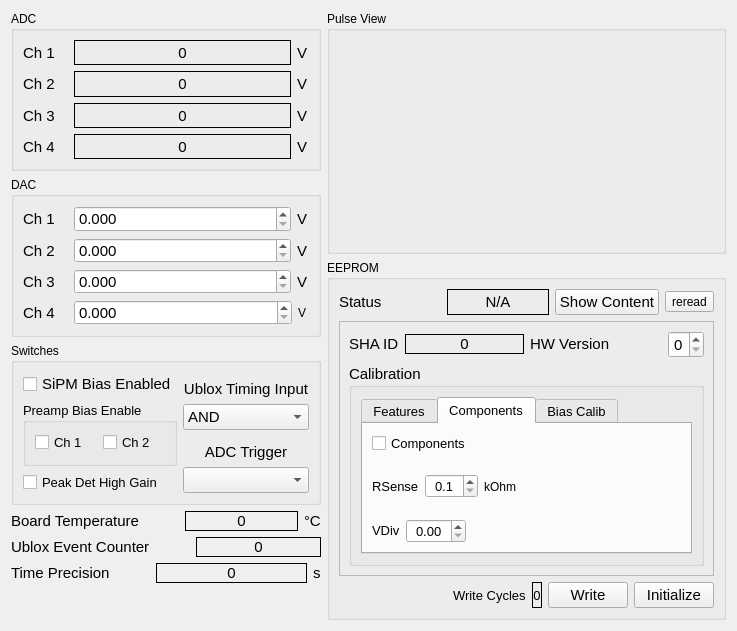
This is muondetector-gui/src/main/parametermonitorform.ui in MuonPi/muondetector as Qt 5 draws it before an edit. The edited form follows.
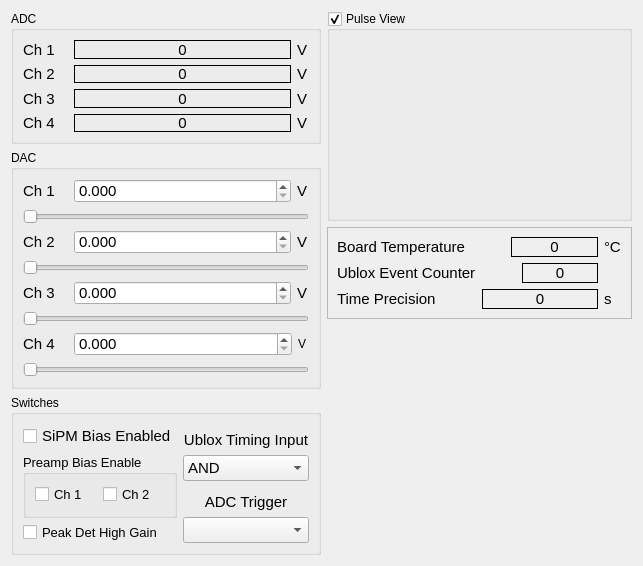
This is the edited form. The open tabs and pages were chosen to show the change. Custom widgets are drawn as their Qt base class.

Commit message: - some restructuring of gui tab appearance, still not finalized. some gui elements not functional. calib tab still extremely messy. work in progress - changed binning of some histos, e.g. pulse height hist from 200 to 500

```diff
--- a/muondetector-gui/src/main/parametermonitorform.ui
+++ b/muondetector-gui/src/main/parametermonitorform.ui
@@ -6,8 +6,8 @@
    <rect>
     <x>0</x>
     <y>0</y>
-    <width>737</width>
-    <height>631</height>
+    <width>643</width>
+    <height>566</height>
    </rect>
   </property>
   <property name="sizePolicy">
@@ -16,6 +16,12 @@
     <verstretch>0</verstretch>
    </sizepolicy>
   </property>
+  <property name="maximumSize">
+   <size>
+    <width>16777215</width>
+    <height>700</height>
+   </size>
+  </property>
   <property name="windowTitle">
    <string>Form</string>
   </property>
@@ -31,13 +37,13 @@
      <property name="minimumSize">
       <size>
        <width>0</width>
-       <height>160</height>
+       <height>120</height>
       </size>
      </property>
      <property name="maximumSize">
       <size>
        <width>16777215</width>
-       <height>16777215</height>
+       <height>160</height>
       </size>
      </property>
      <property name="title">
@@ -338,6 +344,9 @@
      <property name="title">
       <string>Pulse View</string>
      </property>
+     <property name="checkable">
+      <bool>true</bool>
+     </property>
      <layout class="QGridLayout" name="gridLayout_5">
       <item row="0" column="0">
        <widget class="CustomPlot" name="adcTracePlot" native="true"/>
@@ -345,27 +354,27 @@
      </layout>
     </widget>
    </item>
-   <item row="1" column="0" rowspan="2">
+   <item row="1" column="0" rowspan="3">
     <widget class="QGroupBox" name="groupBox_2">
      <property name="minimumSize">
       <size>
        <width>0</width>
-       <height>160</height>
+       <height>120</height>
       </size>
      </property>
      <property name="maximumSize">
       <size>
        <width>16777215</width>
-       <height>16777215</height>
+       <height>250</height>
       </size>
      </property>
      <property name="title">
       <string>DAC</string>
      </property>
-     <layout class="QGridLayout" name="gridLayout_2">
+     <layout class="QGridLayout" name="gridLayout_10">
       <item row="0" column="0">
-       <layout class="QHBoxLayout" name="horizontalLayout_5">
-        <item>
+       <layout class="QGridLayout" name="gridLayout_2">
+        <item row="0" column="0">
          <widget class="QLabel" name="label_9">
           <property name="minimumSize">
            <size>
@@ -389,7 +398,38 @@
           </property>
          </widget>
         </item>
-        <item>
+        <item row="1" column="0" colspan="3">
+         <widget class="QSlider" name="dacSlider1">
+          <property name="maximum">
+           <number>3300</number>
+          </property>
+          <property name="singleStep">
+           <number>5</number>
+          </property>
+          <property name="orientation">
+           <enum>Qt::Horizontal</enum>
+          </property>
+         </widget>
+        </item>
+        <item row="0" column="2">
+         <widget class="QLabel" name="label_10">
+          <property name="maximumSize">
+           <size>
+            <width>12</width>
+            <height>16777215</height>
+           </size>
+          </property>
+          <property name="font">
+           <font>
+            <pointsize>11</pointsize>
+           </font>
+          </property>
+          <property name="text">
+           <string>V</string>
+          </property>
+         </widget>
+        </item>
+        <item row="0" column="1">
          <widget class="QDoubleSpinBox" name="dacSpinBox1">
           <property name="font">
            <font>
@@ -413,71 +453,11 @@
           </property>
          </widget>
         </item>
-        <item>
-         <widget class="QLabel" name="label_10">
-          <property name="maximumSize">
-           <size>
-            <width>12</width>
-            <height>16777215</height>
-           </size>
-          </property>
-          <property name="font">
-           <font>
-            <pointsize>11</pointsize>
-           </font>
-          </property>
-          <property name="text">
-           <string>V</string>
-          </property>
-         </widget>
-        </item>
        </layout>
       </item>
       <item row="1" column="0">
-       <layout class="QHBoxLayout" name="horizontalLayout_6">
-        <item>
-         <widget class="QLabel" name="label_11">
-          <property name="minimumSize">
-           <size>
-            <width>0</width>
-            <height>0</height>
-           </size>
-          </property>
-          <property name="maximumSize">
-           <size>
-            <width>45</width>
-            <height>16777215</height>
-           </size>
-          </property>
-          <property name="font">
-           <font>
-            <pointsize>11</pointsize>
-           </font>
-          </property>
-          <property name="text">
-           <string>Ch 2</string>
-          </property>
-         </widget>
-        </item>
-        <item>
-         <widget class="QDoubleSpinBox" name="dacSpinBox2">
-          <property name="font">
-           <font>
-            <pointsize>11</pointsize>
-           </font>
-          </property>
-          <property name="decimals">
-           <number>3</number>
-          </property>
-          <property name="maximum">
-           <double>3.300000000000000</double>
-          </property>
-          <property name="singleStep">
-           <double>0.005000000000000</double>
-          </property>
-         </widget>
-        </item>
-        <item>
+       <layout class="QGridLayout" name="gridLayout_8">
+        <item row="0" column="2">
          <widget class="QLabel" name="label_12">
           <property name="maximumSize">
            <size>
@@ -495,12 +475,26 @@
           </property>
          </widget>
         </item>
-       </layout>
-      </item>
-      <item row="2" column="0">
-       <layout class="QHBoxLayout" name="horizontalLayout_7">
-        <item>
-         <widget class="QLabel" name="label_13">
+        <item row="0" column="1">
+         <widget class="QDoubleSpinBox" name="dacSpinBox2">
+          <property name="font">
+           <font>
+            <pointsize>11</pointsize>
+           </font>
+          </property>
+          <property name="decimals">
+           <number>3</number>
+          </property>
+          <property name="maximum">
+           <double>3.300000000000000</double>
+          </property>
+          <property name="singleStep">
+           <double>0.005000000000000</double>
+          </property>
+         </widget>
+        </item>
+        <item row="0" column="0">
+         <widget class="QLabel" name="label_11">
           <property name="minimumSize">
            <size>
             <width>0</width>
@@ -519,11 +513,28 @@
            </font>
           </property>
           <property name="text">
-           <string>Ch 3</string>
+           <string>Ch 2</string>
           </property>
          </widget>
         </item>
-        <item>
+        <item row="1" column="0" colspan="3">
+         <widget class="QSlider" name="dacSlider2">
+          <property name="maximum">
+           <number>3300</number>
+          </property>
+          <property name="singleStep">
+           <number>5</number>
+          </property>
+          <property name="orientation">
+           <enum>Qt::Horizontal</enum>
+          </property>
+         </widget>
+        </item>
+       </layout>
+      </item>
+      <item row="2" column="0">
+       <layout class="QGridLayout" name="gridLayout_7">
+        <item row="0" column="1">
          <widget class="QDoubleSpinBox" name="dacSpinBox3">
           <property name="font">
            <font>
@@ -541,7 +552,7 @@
           </property>
          </widget>
         </item>
-        <item>
+        <item row="0" column="2">
          <widget class="QLabel" name="label_14">
           <property name="maximumSize">
            <size>
@@ -559,12 +570,8 @@
           </property>
          </widget>
         </item>
-       </layout>
-      </item>
-      <item row="3" column="0">
-       <layout class="QHBoxLayout" name="horizontalLayout_8">
-        <item>
-         <widget class="QLabel" name="label_15">
+        <item row="0" column="0">
+         <widget class="QLabel" name="label_13">
           <property name="minimumSize">
            <size>
             <width>0</width>
@@ -583,11 +590,28 @@
            </font>
           </property>
           <property name="text">
-           <string>Ch 4</string>
+           <string>Ch 3</string>
           </property>
          </widget>
         </item>
-        <item>
+        <item row="1" column="0" colspan="3">
+         <widget class="QSlider" name="dacSlider3">
+          <property name="maximum">
+           <number>3300</number>
+          </property>
+          <property name="singleStep">
+           <number>5</number>
+          </property>
+          <property name="orientation">
+           <enum>Qt::Horizontal</enum>
+          </property>
+         </widget>
+        </item>
+       </layout>
+      </item>
+      <item row="3" column="0">
+       <layout class="QGridLayout" name="gridLayout_9">
+        <item row="0" column="1">
          <widget class="QDoubleSpinBox" name="dacSpinBox4">
           <property name="font">
            <font>
@@ -605,7 +629,7 @@
           </property>
          </widget>
         </item>
-        <item>
+        <item row="0" column="2">
          <widget class="QLabel" name="label_16">
           <property name="maximumSize">
            <size>
@@ -618,42 +642,214 @@
           </property>
          </widget>
         </item>
+        <item row="0" column="0">
+         <widget class="QLabel" name="label_15">
+          <property name="minimumSize">
+           <size>
+            <width>0</width>
+            <height>0</height>
+           </size>
+          </property>
+          <property name="maximumSize">
+           <size>
+            <width>45</width>
+            <height>16777215</height>
+           </size>
+          </property>
+          <property name="font">
+           <font>
+            <pointsize>11</pointsize>
+           </font>
+          </property>
+          <property name="text">
+           <string>Ch 4</string>
+          </property>
+         </widget>
+        </item>
+        <item row="1" column="0" colspan="3">
+         <widget class="QSlider" name="dacSlider4">
+          <property name="maximum">
+           <number>3300</number>
+          </property>
+          <property name="singleStep">
+           <number>5</number>
+          </property>
+          <property name="orientation">
+           <enum>Qt::Horizontal</enum>
+          </property>
+         </widget>
+        </item>
        </layout>
       </item>
      </layout>
     </widget>
    </item>
-   <item row="2" column="1" rowspan="6">
-    <widget class="QGroupBox" name="eepromGroupBox">
-     <property name="sizePolicy">
-      <sizepolicy hsizetype="MinimumExpanding" vsizetype="Preferred">
-       <horstretch>0</horstretch>
-       <verstretch>0</verstretch>
-      </sizepolicy>
+   <item row="2" column="1">
+    <widget class="QFrame" name="frame">
+     <property name="frameShape">
+      <enum>QFrame::StyledPanel</enum>
      </property>
-     <property name="title">
-      <string>EEPROM</string>
+     <property name="frameShadow">
+      <enum>QFrame::Raised</enum>
      </property>
-     <layout class="QGridLayout" name="gridLayout_8">
-      <item row="0" column="0" colspan="3">
-       <layout class="QHBoxLayout" name="horizontalLayout_13">
+     <layout class="QGridLayout" name="gridLayout_6">
+      <item row="0" column="0">
+       <layout class="QHBoxLayout" name="horizontalLayout_9">
+        <item>
+         <widget class="QLabel" name="label_19">
+          <property name="sizePolicy">
+           <sizepolicy hsizetype="Fixed" vsizetype="Preferred">
+            <horstretch>0</horstretch>
+            <verstretch>0</verstretch>
+           </sizepolicy>
+          </property>
+          <property name="font">
+           <font>
+            <pointsize>11</pointsize>
+           </font>
+          </property>
+          <property name="text">
+           <string>Board Temperature</string>
+          </property>
+         </widget>
+        </item>
+        <item>
+         <spacer name="horizontalSpacer">
+          <property name="orientation">
+           <enum>Qt::Horizontal</enum>
+          </property>
+          <property name="sizeType">
+           <enum>QSizePolicy::Preferred</enum>
+          </property>
+          <property name="sizeHint" stdset="0">
+           <size>
+            <width>40</width>
+            <height>20</height>
+           </size>
+          </property>
+         </spacer>
+        </item>
+        <item>
+         <widget class="QLabel" name="temperatureLabel">
+          <property name="minimumSize">
+           <size>
+            <width>25</width>
+            <height>0</height>
+           </size>
+          </property>
+          <property name="font">
+           <font>
+            <pointsize>11</pointsize>
+           </font>
+          </property>
+          <property name="frameShape">
+           <enum>QFrame::Panel</enum>
+          </property>
+          <property name="text">
+           <string>0</string>
+          </property>
+          <property name="alignment">
+           <set>Qt::AlignCenter</set>
+          </property>
+         </widget>
+        </item>
+        <item>
+         <widget class="QLabel" name="label_21">
+          <property name="sizePolicy">
+           <sizepolicy hsizetype="Fixed" vsizetype="Preferred">
+            <horstretch>0</horstretch>
+            <verstretch>0</verstretch>
+           </sizepolicy>
+          </property>
+          <property name="minimumSize">
+           <size>
+            <width>18</width>
+            <height>0</height>
+           </size>
+          </property>
+          <property name="font">
+           <font>
+            <pointsize>11</pointsize>
+           </font>
+          </property>
+          <property name="text">
+           <string>°C</string>
+          </property>
+         </widget>
+        </item>
+       </layout>
+      </item>
+      <item row="1" column="0">
+       <layout class="QHBoxLayout" name="horizontalLayout_10">
+        <item>
+         <widget class="QLabel" name="label_20">
+          <property name="sizePolicy">
+           <sizepolicy hsizetype="Fixed" vsizetype="Preferred">
+            <horstretch>0</horstretch>
+            <verstretch>0</verstretch>
+           </sizepolicy>
+          </property>
+          <property name="font">
+           <font>
+            <pointsize>11</pointsize>
+           </font>
+          </property>
+          <property name="text">
+           <string>Ublox Event Counter</string>
+          </property>
+         </widget>
+        </item>
+        <item>
+         <spacer name="horizontalSpacer_2">
+          <property name="orientation">
+           <enum>Qt::Horizontal</enum>
+          </property>
+          <property name="sizeType">
+           <enum>QSizePolicy::Preferred</enum>
+          </property>
+          <property name="sizeHint" stdset="0">
+           <size>
+            <width>40</width>
+            <height>20</height>
+           </size>
+          </property>
+         </spacer>
+        </item>
+        <item>
+         <widget class="QLabel" name="ubloxCounterLabel">
+          <property name="minimumSize">
+           <size>
+            <width>25</width>
+            <height>0</height>
+           </size>
+          </property>
+          <property name="font">
+           <font>
+            <pointsize>11</pointsize>
+           </font>
+          </property>
+          <property name="frameShape">
+           <enum>QFrame::Panel</enum>
+          </property>
+          <property name="text">
+           <string>0</string>
+          </property>
+          <property name="alignment">
+           <set>Qt::AlignCenter</set>
+          </property>
+         </widget>
+        </item>
         <item>
          <widget class="QLabel" name="label_24">
-          <property name="font">
-           <font>
-            <pointsize>11</pointsize>
-           </font>
+          <property name="sizePolicy">
+           <sizepolicy hsizetype="Fixed" vsizetype="Preferred">
+            <horstretch>0</horstretch>
+            <verstretch>0</verstretch>
+           </sizepolicy>
           </property>
-          <property name="text">
-           <string>Status</string>
-          </property>
-         </widget>
-        </item>
-        <item>
-         <widget class="QLabel" name="eepromValidLabel">
           <property name="minimumSize">
            <size>
-            <width>50</width>
+            <width>18</width>
             <height>0</height>
            </size>
           </property>
@@ -662,417 +858,60 @@
             <pointsize>11</pointsize>
            </font>
           </property>
-          <property name="frameShape">
-           <enum>QFrame::Panel</enum>
-          </property>
           <property name="text">
-           <string>N/A</string>
-          </property>
-          <property name="alignment">
-           <set>Qt::AlignCenter</set>
-          </property>
-         </widget>
-        </item>
-        <item>
-         <widget class="QPushButton" name="eepromDisplayRawButton">
-          <property name="font">
-           <font>
-            <pointsize>11</pointsize>
-           </font>
-          </property>
-          <property name="text">
-           <string>Show Content</string>
-          </property>
-         </widget>
-        </item>
-        <item>
-         <widget class="QToolButton" name="eepromRefreshToolButton">
-          <property name="text">
-           <string>reread</string>
+           <string> </string>
           </property>
          </widget>
         </item>
        </layout>
       </item>
-      <item row="1" column="0" colspan="3">
-       <widget class="QFrame" name="eepromValuesFrame">
-        <property name="sizePolicy">
-         <sizepolicy hsizetype="Preferred" vsizetype="Expanding">
-          <horstretch>0</horstretch>
-          <verstretch>0</verstretch>
-         </sizepolicy>
-        </property>
-        <property name="frameShape">
-         <enum>QFrame::StyledPanel</enum>
-        </property>
-        <property name="frameShadow">
-         <enum>QFrame::Raised</enum>
-        </property>
-        <layout class="QGridLayout" name="gridLayout_6">
-         <item row="0" column="0">
-          <layout class="QHBoxLayout" name="horizontalLayout_18">
-           <item>
-            <widget class="QLabel" name="label_30">
-             <property name="sizePolicy">
-              <sizepolicy hsizetype="Fixed" vsizetype="Fixed">
-               <horstretch>0</horstretch>
-               <verstretch>0</verstretch>
-              </sizepolicy>
-             </property>
-             <property name="minimumSize">
-              <size>
-               <width>50</width>
-               <height>0</height>
-              </size>
-             </property>
-             <property name="font">
-              <font>
-               <pointsize>11</pointsize>
-              </font>
-             </property>
-             <property name="text">
-              <string>SHA ID</string>
-             </property>
-            </widget>
-           </item>
-           <item>
-            <widget class="QLabel" name="eepromShaLabel">
-             <property name="sizePolicy">
-              <sizepolicy hsizetype="Preferred" vsizetype="Fixed">
-               <horstretch>0</horstretch>
-               <verstretch>0</verstretch>
-              </sizepolicy>
-             </property>
-             <property name="font">
-              <font>
-               <pointsize>11</pointsize>
-              </font>
-             </property>
-             <property name="frameShape">
-              <enum>QFrame::Panel</enum>
-             </property>
-             <property name="text">
-              <string>0</string>
-             </property>
-             <property name="alignment">
-              <set>Qt::AlignCenter</set>
-             </property>
-            </widget>
-           </item>
-          </layout>
-         </item>
-         <item row="0" column="1">
-          <layout class="QHBoxLayout" name="horizontalLayout_15">
-           <item>
-            <widget class="QLabel" name="label_25">
-             <property name="sizePolicy">
-              <sizepolicy hsizetype="Preferred" vsizetype="Fixed">
-               <horstretch>0</horstretch>
-               <verstretch>0</verstretch>
-              </sizepolicy>
-             </property>
-             <property name="minimumSize">
-              <size>
-               <width>80</width>
-               <height>0</height>
-              </size>
-             </property>
-             <property name="font">
-              <font>
-               <pointsize>11</pointsize>
-              </font>
-             </property>
-             <property name="text">
-              <string>HW Version</string>
-             </property>
-            </widget>
-           </item>
-           <item>
-            <widget class="QSpinBox" name="eepromHwVersionSpinBox">
-             <property name="sizePolicy">
-              <sizepolicy hsizetype="Fixed" vsizetype="Fixed">
-               <horstretch>0</horstretch>
-               <verstretch>0</verstretch>
-              </sizepolicy>
-             </property>
-             <property name="font">
-              <font>
-               <pointsize>11</pointsize>
-              </font>
-             </property>
-             <property name="alignment">
-              <set>Qt::AlignCenter</set>
-             </property>
-             <property name="maximum">
-              <number>9</number>
-             </property>
-            </widget>
-           </item>
-          </layout>
-         </item>
-         <item row="1" column="0" colspan="2">
-          <widget class="QGroupBox" name="eepromCalibGroupBox">
-           <property name="font">
-            <font>
-             <pointsize>11</pointsize>
-            </font>
-           </property>
-           <property name="title">
-            <string>Calibration</string>
-           </property>
-           <layout class="QGridLayout" name="gridLayout_7">
-            <item row="0" column="0">
-             <widget class="QTabWidget" name="calibrationTabWidget">
-              <property name="font">
-               <font>
-                <pointsize>10</pointsize>
-               </font>
-              </property>
-              <property name="currentIndex">
-               <number>0</number>
-              </property>
-              <property name="tabBarAutoHide">
-               <bool>false</bool>
-              </property>
-              <widget class="QWidget" name="calibFeatureTab">
-               <attribute name="title">
-                <string>Features</string>
-               </attribute>
-               <layout class="QGridLayout" name="gridLayout_12">
-                <item row="0" column="0">
-                 <widget class="QCheckBox" name="featureGnssCheckBox">
-                  <property name="font">
-                   <font>
-                    <pointsize>10</pointsize>
-                   </font>
-                  </property>
-                  <property name="text">
-                   <string>GNSS</string>
-                  </property>
-                 </widget>
-                </item>
-                <item row="1" column="0">
-                 <widget class="QCheckBox" name="featureDetBiasCheckBox">
-                  <property name="font">
-                   <font>
-                    <pointsize>10</pointsize>
-                   </font>
-                  </property>
-                  <property name="text">
-                   <string>Det Bias</string>
-                  </property>
-                 </widget>
-                </item>
-                <item row="2" column="0">
-                 <widget class="QCheckBox" name="featureEnergyCheckBox">
-                  <property name="font">
-                   <font>
-                    <pointsize>10</pointsize>
-                   </font>
-                  </property>
-                  <property name="text">
-                   <string>Energy</string>
-                  </property>
-                 </widget>
-                </item>
-                <item row="3" column="0">
-                 <widget class="QCheckBox" name="featurePreampBiasCheckBox">
-                  <property name="font">
-                   <font>
-                    <pointsize>10</pointsize>
-                   </font>
-                  </property>
-                  <property name="text">
-                   <string>Preamp Bias</string>
-                  </property>
-                 </widget>
-                </item>
-               </layout>
-              </widget>
-              <widget class="QWidget" name="calibComponentTab">
-               <attribute name="title">
-                <string>Components</string>
-               </attribute>
-               <layout class="QGridLayout" name="gridLayout_9">
-                <item row="1" column="0">
-                 <layout class="QHBoxLayout" name="horizontalLayout_9">
-                  <item>
-                   <widget class="QLabel" name="label_27">
-                    <property name="sizePolicy">
-                     <sizepolicy hsizetype="Fixed" vsizetype="Fixed">
-                      <horstretch>0</horstretch>
-                      <verstretch>0</verstretch>
-                     </sizepolicy>
-                    </property>
-                    <property name="font">
-                     <font>
-                      <pointsize>10</pointsize>
-                     </font>
-                    </property>
-                    <property name="text">
-                     <string>RSense</string>
-                    </property>
-                   </widget>
-                  </item>
-                  <item>
-                   <widget class="QDoubleSpinBox" name="doubleSpinBox">
-                    <property name="sizePolicy">
-                     <sizepolicy hsizetype="Fixed" vsizetype="Fixed">
-                      <horstretch>0</horstretch>
-                      <verstretch>0</verstretch>
-                     </sizepolicy>
-                    </property>
-                    <property name="font">
-                     <font>
-                      <pointsize>10</pointsize>
-                     </font>
-                    </property>
-                    <property name="alignment">
-                     <set>Qt::AlignCenter</set>
-                    </property>
-                    <property name="decimals">
-                     <number>1</number>
-                    </property>
-                    <property name="minimum">
-                     <double>0.100000000000000</double>
-                    </property>
-                    <property name="maximum">
-                     <double>99.000000000000000</double>
-                    </property>
-                   </widget>
-                  </item>
-                  <item>
-                   <widget class="QLabel" name="label_29">
-                    <property name="font">
-                     <font>
-                      <pointsize>9</pointsize>
-                     </font>
-                    </property>
-                    <property name="text">
-                     <string>kOhm</string>
-                    </property>
-                   </widget>
-                  </item>
-                 </layout>
-                </item>
-                <item row="2" column="0">
-                 <layout class="QHBoxLayout" name="horizontalLayout_17">
-                  <item>
-                   <widget class="QLabel" name="label_28">
-                    <property name="sizePolicy">
-                     <sizepolicy hsizetype="Fixed" vsizetype="Fixed">
-                      <horstretch>0</horstretch>
-                      <verstretch>0</verstretch>
-                     </sizepolicy>
-                    </property>
-                    <property name="font">
-                     <font>
-                      <pointsize>10</pointsize>
-                     </font>
-                    </property>
-                    <property name="text">
-                     <string>VDiv</string>
-                    </property>
-                   </widget>
-                  </item>
-                  <item>
-                   <widget class="QDoubleSpinBox" name="doubleSpinBox_2">
-                    <property name="sizePolicy">
-                     <sizepolicy hsizetype="Fixed" vsizetype="Fixed">
-                      <horstretch>0</horstretch>
-                      <verstretch>0</verstretch>
-                     </sizepolicy>
-                    </property>
-                    <property name="font">
-                     <font>
-                      <pointsize>10</pointsize>
-                     </font>
-                    </property>
-                    <property name="alignment">
-                     <set>Qt::AlignCenter</set>
-                    </property>
-                   </widget>
-                  </item>
-                  <item>
-                   <spacer name="horizontalSpacer_5">
-                    <property name="orientation">
-                     <enum>Qt::Horizontal</enum>
-                    </property>
-                    <property name="sizeHint" stdset="0">
-                     <size>
-                      <width>40</width>
-                      <height>20</height>
-                     </size>
-                    </property>
-                   </spacer>
-                  </item>
-                 </layout>
-                </item>
-                <item row="0" column="0">
-                 <widget class="QCheckBox" name="eepromComponentCalibCheckBox">
-                  <property name="font">
-                   <font>
-                    <pointsize>10</pointsize>
-                   </font>
-                  </property>
-                  <property name="text">
-                   <string>Components</string>
-                  </property>
-                 </widget>
-                </item>
-               </layout>
-              </widget>
-              <widget class="QWidget" name="calibBiasTab">
-               <attribute name="title">
-                <string>Bias Calib</string>
-               </attribute>
-              </widget>
-             </widget>
-            </item>
-           </layout>
-          </widget>
-         </item>
-        </layout>
-       </widget>
-      </item>
       <item row="2" column="0">
-       <spacer name="horizontalSpacer_4">
-        <property name="orientation">
-         <enum>Qt::Horizontal</enum>
-        </property>
-        <property name="sizeHint" stdset="0">
-         <size>
-          <width>106</width>
-          <height>20</height>
-         </size>
-        </property>
-       </spacer>
-      </item>
-      <item row="2" column="1">
-       <layout class="QHBoxLayout" name="horizontalLayout_16">
+       <layout class="QHBoxLayout" name="horizontalLayout_11">
         <item>
-         <widget class="QLabel" name="label_26">
-          <property name="minimumSize">
-           <size>
-            <width>70</width>
-            <height>0</height>
-           </size>
+         <widget class="QLabel" name="label_22">
+          <property name="sizePolicy">
+           <sizepolicy hsizetype="Fixed" vsizetype="Preferred">
+            <horstretch>0</horstretch>
+            <verstretch>0</verstretch>
+           </sizepolicy>
           </property>
           <property name="font">
            <font>
-            <pointsize>10</pointsize>
+            <pointsize>11</pointsize>
            </font>
           </property>
           <property name="text">
-           <string>Write Cycles</string>
+           <string>Time Precision</string>
           </property>
          </widget>
         </item>
         <item>
-         <widget class="QLabel" name="eepromWriteCyclesLabel">
+         <spacer name="horizontalSpacer_3">
+          <property name="orientation">
+           <enum>Qt::Horizontal</enum>
+          </property>
+          <property name="sizeType">
+           <enum>QSizePolicy::Preferred</enum>
+          </property>
+          <property name="sizeHint" stdset="0">
+           <size>
+            <width>40</width>
+            <height>20</height>
+           </size>
+          </property>
+         </spacer>
+        </item>
+        <item>
+         <widget class="QLabel" name="timePrecLabel">
+          <property name="minimumSize">
+           <size>
+            <width>25</width>
+            <height>0</height>
+           </size>
+          </property>
           <property name="font">
            <font>
-            <pointsize>10</pointsize>
+            <pointsize>11</pointsize>
            </font>
           </property>
           <property name="frameShape">
@@ -1086,31 +925,27 @@
           </property>
          </widget>
         </item>
-       </layout>
-      </item>
-      <item row="2" column="2">
-       <layout class="QHBoxLayout" name="horizontalLayout_14">
         <item>
-         <widget class="QPushButton" name="eepromWriteButton">
-          <property name="font">
-           <font>
-            <pointsize>11</pointsize>
-           </font>
+         <widget class="QLabel" name="label_23">
+          <property name="sizePolicy">
+           <sizepolicy hsizetype="Fixed" vsizetype="Preferred">
+            <horstretch>0</horstretch>
+            <verstretch>0</verstretch>
+           </sizepolicy>
           </property>
-          <property name="text">
-           <string>Write</string>
+          <property name="minimumSize">
+           <size>
+            <width>18</width>
+            <height>0</height>
+           </size>
           </property>
-         </widget>
-        </item>
-        <item>
-         <widget class="QPushButton" name="eepromInitializeButton">
           <property name="font">
            <font>
             <pointsize>11</pointsize>
            </font>
           </property>
           <property name="text">
-           <string>Initialize</string>
+           <string>s</string>
           </property>
          </widget>
         </item>
@@ -1119,8 +954,27 @@
      </layout>
     </widget>
    </item>
-   <item row="3" column="0">
+   <item row="3" column="1" rowspan="2">
+    <spacer name="verticalSpacer">
+     <property name="orientation">
+      <enum>Qt::Vertical</enum>
+     </property>
+     <property name="sizeHint" stdset="0">
+      <size>
+       <width>20</width>
+       <height>55</height>
+      </size>
+     </property>
+    </spacer>
+   </item>
+   <item row="4" column="0">
     <widget class="QGroupBox" name="groupBox_3">
+     <property name="minimumSize">
+      <size>
+       <width>0</width>
+       <height>160</height>
+      </size>
+     </property>
      <property name="title">
       <string>Switches</string>
      </property>
@@ -1292,241 +1146,6 @@
      </layout>
     </widget>
    </item>
-   <item row="4" column="0">
-    <layout class="QHBoxLayout" name="horizontalLayout_10">
-     <item>
-      <widget class="QLabel" name="label_19">
-       <property name="sizePolicy">
-        <sizepolicy hsizetype="Fixed" vsizetype="Preferred">
-         <horstretch>0</horstretch>
-         <verstretch>0</verstretch>
-        </sizepolicy>
-       </property>
-       <property name="font">
-        <font>
-         <pointsize>11</pointsize>
-        </font>
-       </property>
-       <property name="text">
-        <string>Board Temperature</string>
-       </property>
-      </widget>
-     </item>
-     <item>
-      <spacer name="horizontalSpacer">
-       <property name="orientation">
-        <enum>Qt::Horizontal</enum>
-       </property>
-       <property name="sizeType">
-        <enum>QSizePolicy::Preferred</enum>
-       </property>
-       <property name="sizeHint" stdset="0">
-        <size>
-         <width>40</width>
-         <height>20</height>
-        </size>
-       </property>
-      </spacer>
-     </item>
-     <item>
-      <widget class="QLabel" name="temperatureLabel">
-       <property name="minimumSize">
-        <size>
-         <width>25</width>
-         <height>0</height>
-        </size>
-       </property>
-       <property name="font">
-        <font>
-         <pointsize>11</pointsize>
-        </font>
-       </property>
-       <property name="frameShape">
-        <enum>QFrame::Panel</enum>
-       </property>
-       <property name="text">
-        <string>0</string>
-       </property>
-       <property name="alignment">
-        <set>Qt::AlignCenter</set>
-       </property>
-      </widget>
-     </item>
-     <item>
-      <widget class="QLabel" name="label_21">
-       <property name="sizePolicy">
-        <sizepolicy hsizetype="Fixed" vsizetype="Preferred">
-         <horstretch>0</horstretch>
-         <verstretch>0</verstretch>
-        </sizepolicy>
-       </property>
-       <property name="font">
-        <font>
-         <pointsize>11</pointsize>
-        </font>
-       </property>
-       <property name="text">
-        <string>°C</string>
-       </property>
-      </widget>
-     </item>
-    </layout>
-   </item>
-   <item row="5" column="0">
-    <layout class="QHBoxLayout" name="horizontalLayout_11">
-     <item>
-      <widget class="QLabel" name="label_20">
-       <property name="sizePolicy">
-        <sizepolicy hsizetype="Fixed" vsizetype="Preferred">
-         <horstretch>0</horstretch>
-         <verstretch>0</verstretch>
-        </sizepolicy>
-       </property>
-       <property name="font">
-        <font>
-         <pointsize>11</pointsize>
-        </font>
-       </property>
-       <property name="text">
-        <string>Ublox Event Counter</string>
-       </property>
-      </widget>
-     </item>
-     <item>
-      <spacer name="horizontalSpacer_2">
-       <property name="orientation">
-        <enum>Qt::Horizontal</enum>
-       </property>
-       <property name="sizeType">
-        <enum>QSizePolicy::Preferred</enum>
-       </property>
-       <property name="sizeHint" stdset="0">
-        <size>
-         <width>40</width>
-         <height>20</height>
-        </size>
-       </property>
-      </spacer>
-     </item>
-     <item>
-      <widget class="QLabel" name="ubloxCounterLabel">
-       <property name="minimumSize">
-        <size>
-         <width>25</width>
-         <height>0</height>
-        </size>
-       </property>
-       <property name="font">
-        <font>
-         <pointsize>11</pointsize>
-        </font>
-       </property>
-       <property name="frameShape">
-        <enum>QFrame::Panel</enum>
-       </property>
-       <property name="text">
-        <string>0</string>
-       </property>
-       <property name="alignment">
-        <set>Qt::AlignCenter</set>
-       </property>
-      </widget>
-     </item>
-    </layout>
-   </item>
-   <item row="6" column="0">
-    <layout class="QHBoxLayout" name="horizontalLayout_12">
-     <item>
-      <widget class="QLabel" name="label_22">
-       <property name="sizePolicy">
-        <sizepolicy hsizetype="Fixed" vsizetype="Preferred">
-         <horstretch>0</horstretch>
-         <verstretch>0</verstretch>
-        </sizepolicy>
-       </property>
-       <property name="font">
-        <font>
-         <pointsize>11</pointsize>
-        </font>
-       </property>
-       <property name="text">
-        <string>Time Precision</string>
-       </property>
-      </widget>
-     </item>
-     <item>
-      <spacer name="horizontalSpacer_3">
-       <property name="orientation">
-        <enum>Qt::Horizontal</enum>
-       </property>
-       <property name="sizeType">
-        <enum>QSizePolicy::Preferred</enum>
-       </property>
-       <property name="sizeHint" stdset="0">
-        <size>
-         <width>40</width>
-         <height>20</height>
-        </size>
-       </property>
-      </spacer>
-     </item>
-     <item>
-      <widget class="QLabel" name="timePrecLabel">
-       <property name="minimumSize">
-        <size>
-         <width>25</width>
-         <height>0</height>
-        </size>
-       </property>
-       <property name="font">
-        <font>
-         <pointsize>11</pointsize>
-        </font>
-       </property>
-       <property name="frameShape">
-        <enum>QFrame::Panel</enum>
-       </property>
-       <property name="text">
-        <string>0</string>
-       </property>
-       <property name="alignment">
-        <set>Qt::AlignCenter</set>
-       </property>
-      </widget>
-     </item>
-     <item>
-      <widget class="QLabel" name="label_23">
-       <property name="sizePolicy">
-        <sizepolicy hsizetype="Fixed" vsizetype="Preferred">
-         <horstretch>0</horstretch>
-         <verstretch>0</verstretch>
-        </sizepolicy>
-       </property>
-       <property name="font">
-        <font>
-         <pointsize>11</pointsize>
-        </font>
-       </property>
-       <property name="text">
-        <string>s</string>
-       </property>
-      </widget>
-     </item>
-    </layout>
-   </item>
-   <item row="7" column="0">
-    <spacer name="verticalSpacer">
-     <property name="orientation">
-      <enum>Qt::Vertical</enum>
-     </property>
-     <property name="sizeHint" stdset="0">
-      <size>
-       <width>20</width>
-       <height>55</height>
-      </size>
-     </property>
-    </spacer>
-   </item>
   </layout>
  </widget>
  <customwidgets>
```
The commit also changes 8 other files.
